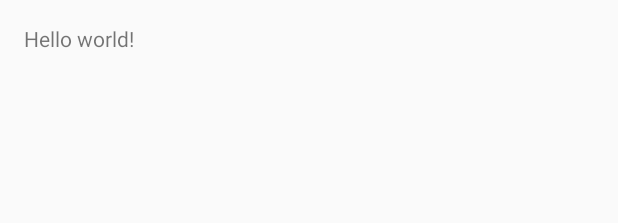
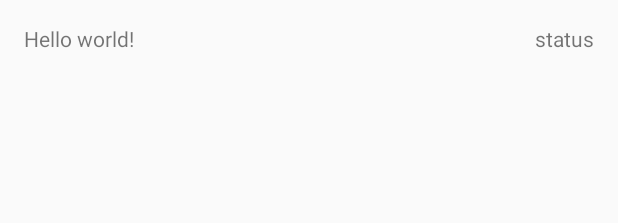
Before and after one commit to romanitalian/MoneyTracker, an Android app: the layout activity_main.xml on its own in the app's theme, with its tools: preview values and no code run, on a phone screen of 412 x 824 dp. Shown: the top 223 px of the screen. Run offline under Robolectric (Android 15) with nearby library versions, the phone set to English and light mode, and no system bars.

Commit message:
add new TextView

```diff
--- a/app/src/main/res/layout/activity_main.xml
+++ b/app/src/main/res/layout/activity_main.xml
@@ -12,5 +12,10 @@
         android:text="@string/hello_world"
         android:layout_width="wrap_content"
         android:layout_height="wrap_content"/>
+    <TextView
+        android:text="status"
+        android:layout_alignParentRight="true"
+        android:layout_width="wrap_content"
+        android:layout_height="wrap_content"/>
 
 </RelativeLayout>
```
